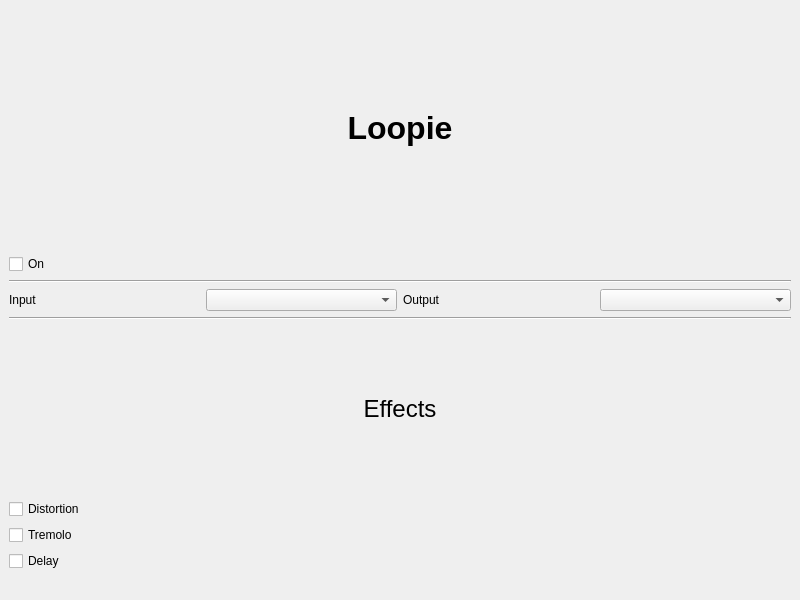
First picture: the form in UI/loopie.ui, repository alexivensky/Loopie, before the edit.
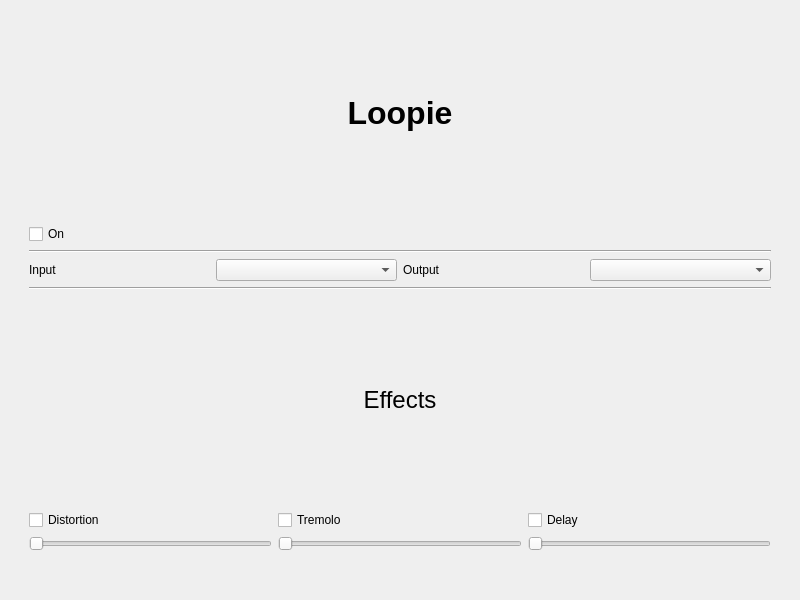
Second picture: the form after the edit.

```diff
--- a/UI/loopie.ui
+++ b/UI/loopie.ui
@@ -16,7 +16,20 @@
   <widget class="QWidget" name="centralwidget">
    <layout class="QVBoxLayout" name="verticalLayout_5">
     <item>
-     <layout class="QVBoxLayout" name="verticalLayout_4">
+     <layout class="QHBoxLayout" name="horizontalLayout_3">
+      <item>
+       <spacer name="verticalSpacer">
+        <property name="orientation">
+         <enum>Qt::Vertical</enum>
+        </property>
+        <property name="sizeHint" stdset="0">
+         <size>
+          <width>20</width>
+          <height>40</height>
+         </size>
+        </property>
+       </spacer>
+      </item>
       <item>
        <layout class="QVBoxLayout" name="verticalLayout_3">
         <item>
@@ -36,8 +49,6 @@
           </property>
          </widget>
         </item>
-       </layout>
-      </item>
       <item>
        <widget class="Line" name="line">
         <property name="orientation">
@@ -77,10 +88,6 @@
        </widget>
       </item>
       <item>
-       <layout class="QVBoxLayout" name="verticalLayout_2">
-        <item>
-         <layout class="QVBoxLayout" name="verticalLayout">
-          <item>
            <widget class="QLabel" name="label_2">
             <property name="text">
              <string>&lt;html&gt;&lt;head/&gt;&lt;body&gt;&lt;p align=&quot;center&quot;&gt;&lt;span style=&quot; font-size:18pt;&quot;&gt;Effects&lt;/span&gt;&lt;/p&gt;&lt;/body&gt;&lt;/html&gt;</string>
@@ -88,6 +95,10 @@
            </widget>
           </item>
           <item>
+         <layout class="QHBoxLayout" name="horizontalLayout_2">
+          <item>
+           <layout class="QVBoxLayout" name="verticalLayout">
+            <item>
            <widget class="QCheckBox" name="distBox">
             <property name="text">
              <string>Distortion</string>
@@ -95,13 +106,35 @@
            </widget>
           </item>
           <item>
-           <widget class="QCheckBox" name="checkBox_2">
+             <widget class="QSlider" name="horizontalSlider">
+              <property name="orientation">
+               <enum>Qt::Horizontal</enum>
+              </property>
+             </widget>
+            </item>
+           </layout>
+          </item>
+          <item>
+           <layout class="QVBoxLayout" name="verticalLayout_2">
+            <item>
+             <widget class="QCheckBox" name="tremBox">
             <property name="text">
              <string>Tremolo</string>
             </property>
            </widget>
           </item>
           <item>
+             <widget class="QSlider" name="horizontalSlider_2">
+              <property name="orientation">
+               <enum>Qt::Horizontal</enum>
+              </property>
+             </widget>
+            </item>
+           </layout>
+          </item>
+          <item>
+           <layout class="QVBoxLayout" name="verticalLayout_4">
+            <item>
            <widget class="QCheckBox" name="checkBox_3">
             <property name="text">
              <string>Delay</string>
@@ -109,12 +142,36 @@
            </widget>
           </item>
           <item>
+             <widget class="QSlider" name="horizontalSlider_3">
+              <property name="orientation">
+               <enum>Qt::Horizontal</enum>
+              </property>
+             </widget>
+            </item>
+           </layout>
+          </item>
+         </layout>
+        </item>
+        <item>
            <spacer name="horizontalSpacer">
             <property name="orientation">
              <enum>Qt::Horizontal</enum>
             </property>
             <property name="sizeHint" stdset="0">
              <size>
+            <width>773</width>
+            <height>20</height>
+           </size>
+          </property>
+         </spacer>
+        </item>
+        <item>
+         <spacer name="horizontalSpacer_2">
+          <property name="orientation">
+           <enum>Qt::Horizontal</enum>
+          </property>
+          <property name="sizeHint" stdset="0">
+           <size>
               <width>40</width>
               <height>20</height>
              </size>
@@ -123,7 +180,18 @@
           </item>
          </layout>
         </item>
-       </layout>
+      <item>
+       <spacer name="verticalSpacer_2">
+        <property name="orientation">
+         <enum>Qt::Vertical</enum>
+        </property>
+        <property name="sizeHint" stdset="0">
+         <size>
+          <width>20</width>
+          <height>40</height>
+         </size>
+        </property>
+       </spacer>
       </item>
      </layout>
     </item>
```
Lines whose indentation alone changed are shown as unchanged.
